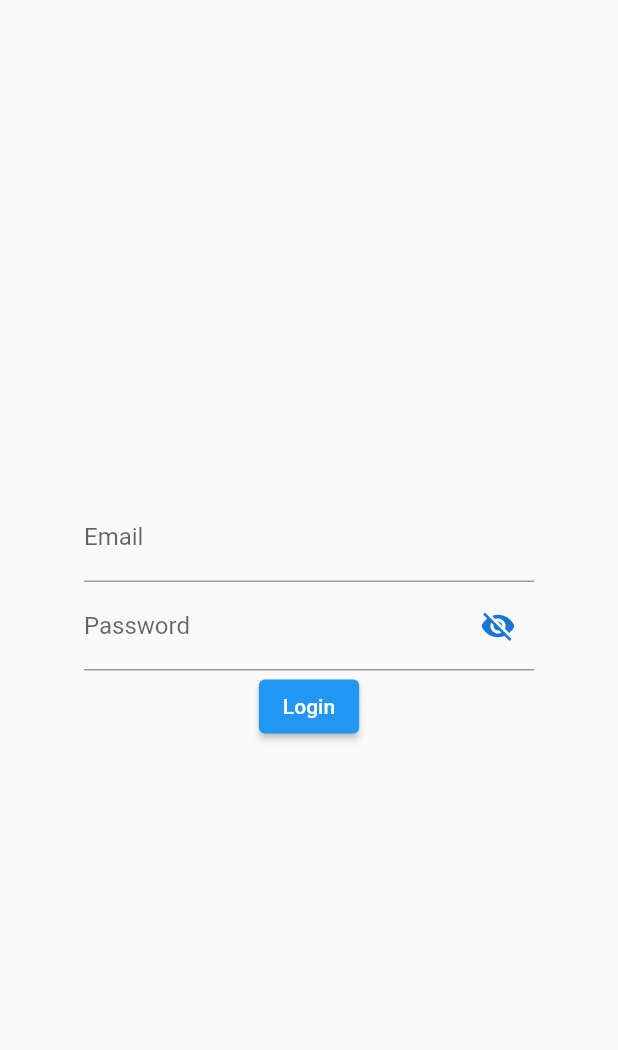
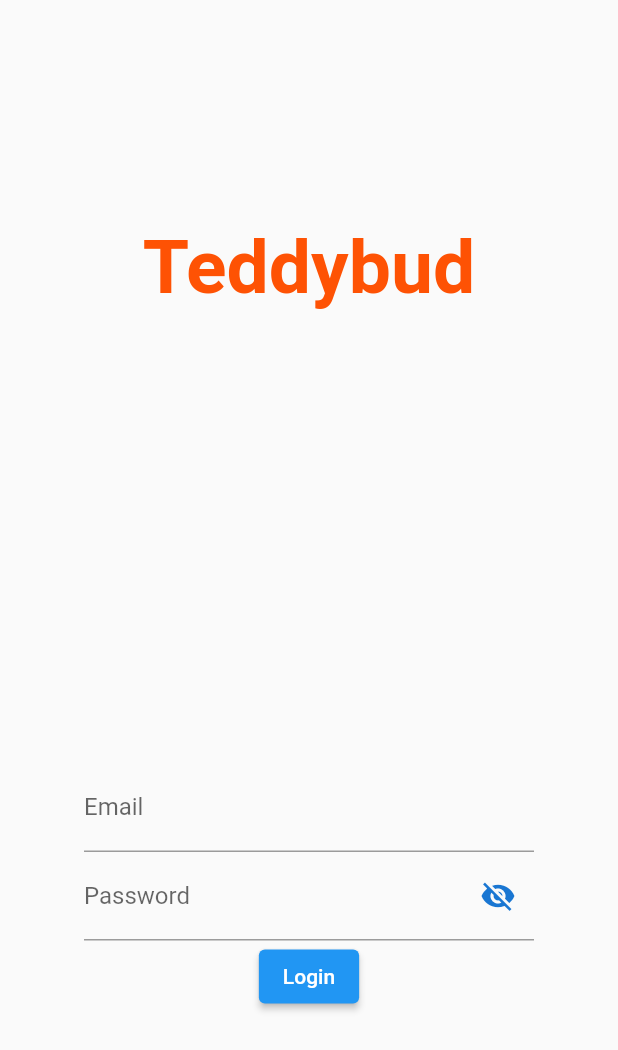
Before and after one commit to RyamAlmalki/Hiwar, a Flutter app: the screen it shows after launch, after a tap on "Login", on a phone screen of 412 x 824 dp. Shown: the top 1050 px of the screen. Run offline on Flutter 3.47's test engine with Material 2 defaults, Android fonts, the phone set to English and light mode, and no system bars; our stand-ins replace hexcolor.

Commit message:
spalsh_screen created

```diff
--- /dev/null
+++ b/lib/const.dart
@@ -0,0 +1,5 @@
+import 'package:flutter/material.dart';
+import 'package:hexcolor/hexcolor.dart';
+
+final Color accentColor = HexColor("#FC7904");
+final Color primaryColor = HexColor("#FE5204");
--- a/lib/main.dart
+++ b/lib/main.dart
@@ -1,4 +1,4 @@
-import 'package:chatapp/screens/login_or_register_screen.dart';
+import 'package:chatapp/screens/spalsh_screen.dart';
 import 'package:flutter/material.dart';
 
 void main() {
@@ -17,7 +17,7 @@ class MyApp extends StatelessWidget {
       theme: ThemeData(
         primarySwatch: Colors.blue,
       ),
-      home: LoginOrRegister(),
+      home: const SplashScreen(),
     );
   }
 }
--- a/lib/screens/login_or_register_screen.dart
+++ b/lib/screens/login_or_register_screen.dart
@@ -2,6 +2,8 @@ import 'package:chatapp/screens/login_screen.dart';
 import 'package:chatapp/screens/register_screen.dart';
 import 'package:chatapp/screens/widgets/button.dart';
 import 'package:flutter/material.dart';
+
+import '../const.dart';
 
 class LoginOrRegister extends StatefulWidget {
   const LoginOrRegister({super.key});
@@ -20,6 +22,17 @@ class _LoginOrRegisterState extends State<LoginOrRegister> {
           child: Column(
             mainAxisAlignment: MainAxisAlignment.center,
             children: [
+
+                   Hero(
+                    tag: "logo",
+                    child: SizedBox(
+                      height: 100,
+                      child: Text('Teddybud', style: TextStyle(fontSize: 50, fontWeight: FontWeight.bold, color: primaryColor, backgroundColor: Colors.transparent, ), ),
+                    )
+                  ),
+
+                const SizedBox(height: 100,),
+
                 ElevatedButton(
                 style: buttonStyle(),
                 onPressed: (){
--- a/lib/screens/login_screen.dart
+++ b/lib/screens/login_screen.dart
@@ -1,3 +1,4 @@
+import 'package:chatapp/const.dart';
 import 'package:chatapp/screens/home_screen.dart';
 import 'package:flutter/material.dart';
 
@@ -23,6 +24,17 @@ class _LoginScreenState extends State<LoginScreen> {
           child: Column(
             mainAxisAlignment: MainAxisAlignment.center,
             children: [
+
+               Hero(
+                    tag: "logo",
+                    child: SizedBox(
+                      height: 60,
+                      child: Text('Teddybud', style: TextStyle(fontSize: 50, fontWeight: FontWeight.bold, color: primaryColor, backgroundColor: Colors.transparent, ), ),
+                    )
+                  ),
+
+              const SizedBox(height: 300,),
+
               SizedBox(
                 width: 300,
                 child: TextFormField(
--- a/lib/screens/spalsh_screen.dart
+++ b/lib/screens/spalsh_screen.dart
@@ -1,17 +1,63 @@
+import 'dart:async';
+import 'package:chatapp/screens/login_or_register_screen.dart';
 import 'package:flutter/material.dart';
+import '../const.dart';
+
 
 class SplashScreen extends StatefulWidget {
-  const SplashScreen({super.key});
+  const SplashScreen({Key? key }) : super(key: key);
 
   @override
-  State<SplashScreen> createState() => _SplashScreenState();
+  _SplashScreenState createState() => _SplashScreenState();
 }
 
 class _SplashScreenState extends State<SplashScreen> {
+  bool _isVisible = false;
+
+
+  _SplashScreenState(){
+    Timer(const Duration(milliseconds: 2000), (){
+      setState(() {
+        Navigator.of(context).pushAndRemoveUntil(
+        MaterialPageRoute(builder: (context) => const LoginOrRegister()), (route) => false);
+      });
+    });
+
+     Timer(
+      const Duration(milliseconds: 10),(){
+        setState(() {
+          _isVisible = true; // Now it is showing fade effect and navigating to Login page
+        });
+      }
+    );
+  }
+
   @override
   Widget build(BuildContext context) {
-    return const Scaffold(
 
+    return Container(
+      decoration: BoxDecoration(
+        gradient:  LinearGradient(
+          colors: [primaryColor, accentColor],
+          begin: Alignment.bottomLeft,
+          end: Alignment.topRight,
+          stops: const [0.0, 1.0],
+          tileMode: TileMode.clamp,
+        ),
+      ),
+      child: AnimatedOpacity(
+        opacity: _isVisible ? 1.0 : 0,
+        duration: const Duration(milliseconds: 1200),
+        child: const Center(
+          child: SizedBox(
+            height: 500.0,
+            width: 500.0,
+            child: Center(
+              child: null,
+            ),
+          ),
+        ),
+      ),
     );
   }
 }
```
Also changed, not shown: pubspec.yaml (+4 -3 lines), assets/images/testimage.png (added), pubspec.lock.
